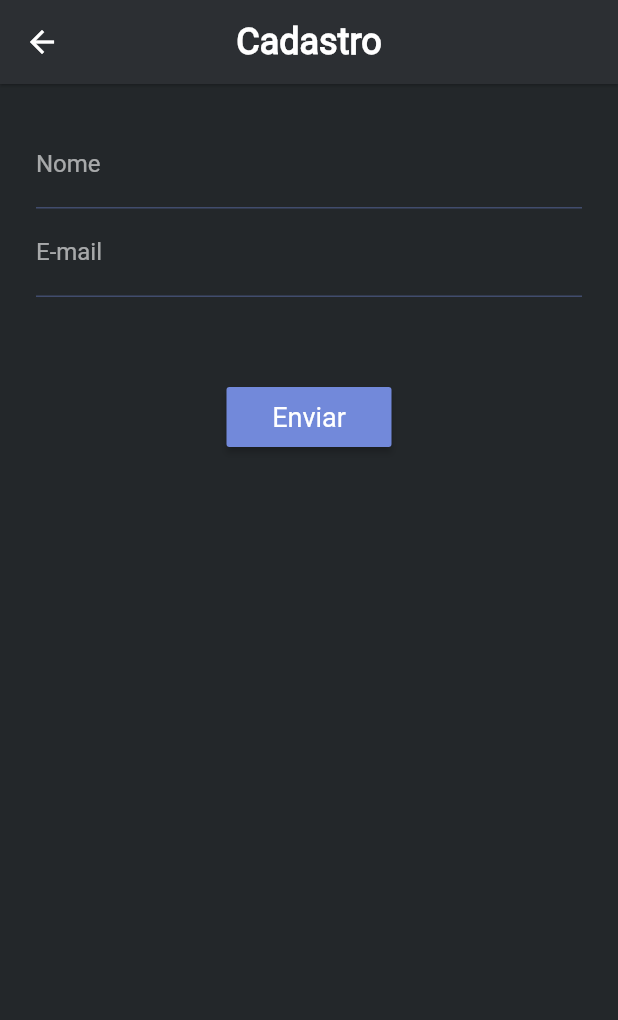
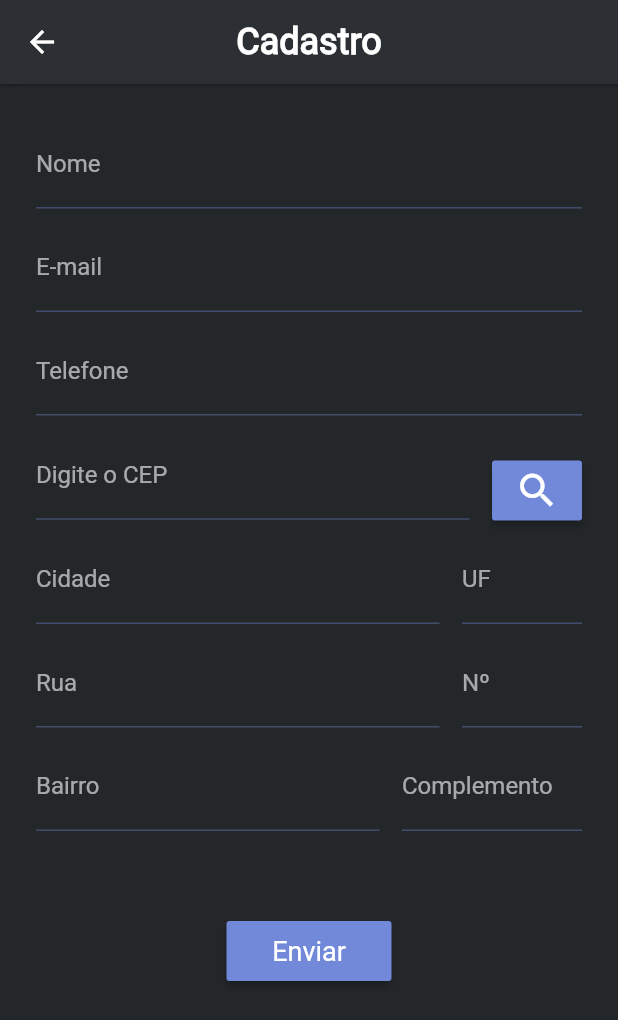
Before and after one commit to ramonfrsantos/monecom-app, a Flutter app: the screen it shows after launch, after a tap on "Cadastrar cliente", on a phone screen of 412 x 824 dp. Shown: the top 1020 px of the screen. Run offline on Flutter 3.47's test engine with Material 2 defaults, Android fonts, the phone set to English and light mode, and no system bars; our stand-ins replace bordered_text, brasil_fields, cloud_firestore, firebase_core, firebase_messaging, flutter_mobx and 3 more; missing offline and left inert: mysql1; accounts and stored records are empty; generated files the repository leaves out were written again; network calls fail; Roboto replaces fonts that are missing (UniSans-Thin); project files that could hold a hidden picture were left out.

```diff
--- a/lib/components/list_card_component.dart
+++ b/lib/components/list_card_component.dart
@@ -67,7 +67,7 @@ class ListCard extends StatelessWidget {
                                 FlatButton(
                                   padding: EdgeInsets.symmetric(vertical: 22),
                                   child: Text(
-                                    'Alterar cadastro',
+                                    'Alterar e-mail de cadastro',
                                     style: TextStyle(fontSize: 18),
                                   ),
                                   onPressed: () {
--- a/lib/screens/signup_screen.dart
+++ b/lib/screens/signup_screen.dart
@@ -1,12 +1,59 @@
+import 'dart:convert';
+
+import 'package:brasil_fields/brasil_fields.dart';
 import 'package:cloud_firestore/cloud_firestore.dart';
 import 'package:flutter/material.dart';
+import 'package:flutter/services.dart';
 import 'package:flutter_mobx/flutter_mobx.dart';
 import 'package:get_it/get_it.dart';
+import 'package:http/http.dart' as http;
 import 'package:monecom/main.dart';
 import 'package:monecom/stores/signup_store.dart';
 
-class SignUpScreen extends StatelessWidget {
+class SignUpScreen extends StatefulWidget {
+  @override
+  _SignUpScreenState createState() => _SignUpScreenState();
+}
+
+class _SignUpScreenState extends State<SignUpScreen> {
   final SignUpStore signUpStore = GetIt.I<SignUpStore>();
+
+  TextEditingController txtCep = TextEditingController();
+  TextEditingController txtCidade = TextEditingController();
+  TextEditingController txtEstado = TextEditingController();
+  TextEditingController txtRua = TextEditingController();
+  TextEditingController txtBairro = TextEditingController();
+  TextEditingController txtNumero = TextEditingController();
+  TextEditingController txtComplemento = TextEditingController();
+
+  _consultaCep() async {
+    String cep = txtCep.text;
+
+    String url = 'https://viacep.com.br/ws/${cep}/json/';
+
+    http.Response response;
+
+    response = await http.get(url);
+
+    Map<String, dynamic> retorno = json.decode(response.body);
+
+    String logradouro = retorno["logradouro"];
+    String localidade = retorno["localidade"];
+    String bairro = retorno["bairro"];
+    String uf = retorno["uf"];
+
+    String resultado =
+        "Rua: $logradouro, Bairro: $bairro, Cidade: $localidade, Estado: $uf";
+
+    setState(() {
+      txtBairro.text = bairro;
+      txtRua.text = logradouro;
+      txtCidade.text = localidade;
+      txtEstado.text = uf;
+    });
+
+    print(resultado);
+  }
 
   @override
   Widget build(BuildContext context) {
@@ -30,7 +77,22 @@ class SignUpScreen extends StatelessWidget {
             mainAxisAlignment: MainAxisAlignment.center,
             children: [
               _buildName(),
+              SizedBox(
+                height: 10,
+              ),
               _buildEmail(),
+              SizedBox(
+                height: 10,
+              ),
+              _buildPhone(),
+              SizedBox(
+                height: 10,
+              ),
+              _buildConsultaCep(),
+              SizedBox(
+                height: 10,
+              ),
+              _buildEndereco(),
               SizedBox(
                 height: 60,
               ),
@@ -62,6 +124,15 @@ class SignUpScreen extends StatelessWidget {
             db.collection("clientes").add({
               "nome": "${signUpStore.name}",
               "email": "${signUpStore.email}",
+              "endereco": {
+                "rua": "${txtRua.text}",
+                "bairro": "${txtBairro.text}",
+                "cidade": "${txtCidade.text}",
+                "uf": "${txtEstado.text}",
+                "numero": "${txtNumero.text}",
+                "complemento": "${txtComplemento.text}",
+              },
+              "telefone": "${signUpStore.phone}"
             });
 
             Navigator.pop(context);
@@ -118,6 +189,22 @@ class SignUpScreen extends StatelessWidget {
     });
   }
 
+  Widget _buildPhone() {
+    return Observer(builder: (_) {
+      return TextField(
+        inputFormatters: [
+          FilteringTextInputFormatter.digitsOnly,
+          TelefoneInputFormatter()
+        ],
+        onChanged: signUpStore.setPhone,
+        decoration: InputDecoration(
+          labelText: 'Telefone',
+          errorText: signUpStore.phoneError,
+        ),
+      );
+    });
+  }
+
   Widget _buildEmail() {
     return Observer(builder: (_) {
       return TextField(
@@ -130,4 +217,130 @@ class SignUpScreen extends StatelessWidget {
       );
     });
   }
+
+  Widget _buildConsultaCep() {
+    return Row(
+      mainAxisSize: MainAxisSize.min,
+      children: [
+        Expanded(
+          child: Container(
+            child: TextField(
+              inputFormatters: [
+                FilteringTextInputFormatter.digitsOnly,
+                CepInputFormatter()
+              ],
+              controller: txtCep,
+              decoration: InputDecoration(
+                labelText: 'Digite o CEP',
+              ),
+            ),
+          ),
+        ),
+        SizedBox(
+          width: 15,
+        ),
+        Container(
+          height: 40,
+          width: 60,
+          margin: EdgeInsets.only(top: 20),
+          child: RaisedButton(
+            padding: EdgeInsets.only(right: 0),
+            child: Icon(
+              Icons.search,
+              size: 30,
+            ),
+            onPressed: _consultaCep,
+          ),
+        )
+      ],
+    );
+  }
+
+  Widget _buildEndereco() {
+    return Column(
+      children: [
+        Row(
+          mainAxisSize: MainAxisSize.min,
+          children: [
+            Expanded(
+              child: TextField(
+                decoration: InputDecoration(
+                  labelText: 'Cidade',
+                ),
+                controller: txtCidade,
+              ),
+            ),
+            SizedBox(
+              width: 15,
+            ),
+            SizedBox(
+              width: 80,
+              child: TextField(
+                decoration: InputDecoration(
+                  labelText: 'UF',
+                ),
+                controller: txtEstado,
+              ),
+            ),
+          ],
+        ),
+        SizedBox(
+          height: 10,
+        ),
+        Row(
+          mainAxisSize: MainAxisSize.min,
+          children: [
+            Expanded(
+              child: TextField(
+                decoration: InputDecoration(
+                  labelText: 'Rua',
+                ),
+                controller: txtRua,
+              ),
+            ),
+            SizedBox(
+              width: 15,
+            ),
+            SizedBox(
+              width: 80,
+              child: TextField(
+                decoration: InputDecoration(
+                  labelText: 'Nº',
+                ),
+                controller: txtNumero,
+              ),
+            ),
+          ],
+        ),
+        SizedBox(
+          height: 10,
+        ),
+        Row(
+          mainAxisSize: MainAxisSize.min,
+          children: [
+            Expanded(
+              child: TextField(
+                decoration: InputDecoration(
+                  labelText: 'Bairro',
+                ),
+                controller: txtBairro,
+              ),
+            ),
+            SizedBox(
+              width: 15,
+            ),
+            SizedBox(
+              width: 120,
+              child: TextField(
+                decoration: InputDecoration(
+                  labelText: 'Complemento',
+                ),
+                controller: txtComplemento,
+              ),
+            ),
+          ],
+        )
+      ],
+    );
+  }
 }
--- a/lib/stores/signup_store.dart
+++ b/lib/stores/signup_store.dart
@@ -40,6 +40,23 @@ abstract class _SignUpStore with Store {
       return 'E-mail inválido.';
   }
 
+  @observable
+  String phone;
+
+  @action
+  void setPhone(String value) => phone = value;
+
   @computed
-  bool get isFormValid => nameIsValid && emailIsValid;
+  bool get phoneIsValid => phone != null && phone.length >= 14;
+  String get phoneError {
+    if (phone == null || phoneIsValid)
+      return null;
+    else if (phone.isEmpty)
+      return 'Campo obrigatório!';
+    else
+      return 'Celular inválido.';
+  }
+
+  @computed
+  bool get isFormValid => nameIsValid && emailIsValid && phoneIsValid;
 }
```
Also changed, not shown: lib/stores/signup_store.g.dart.
